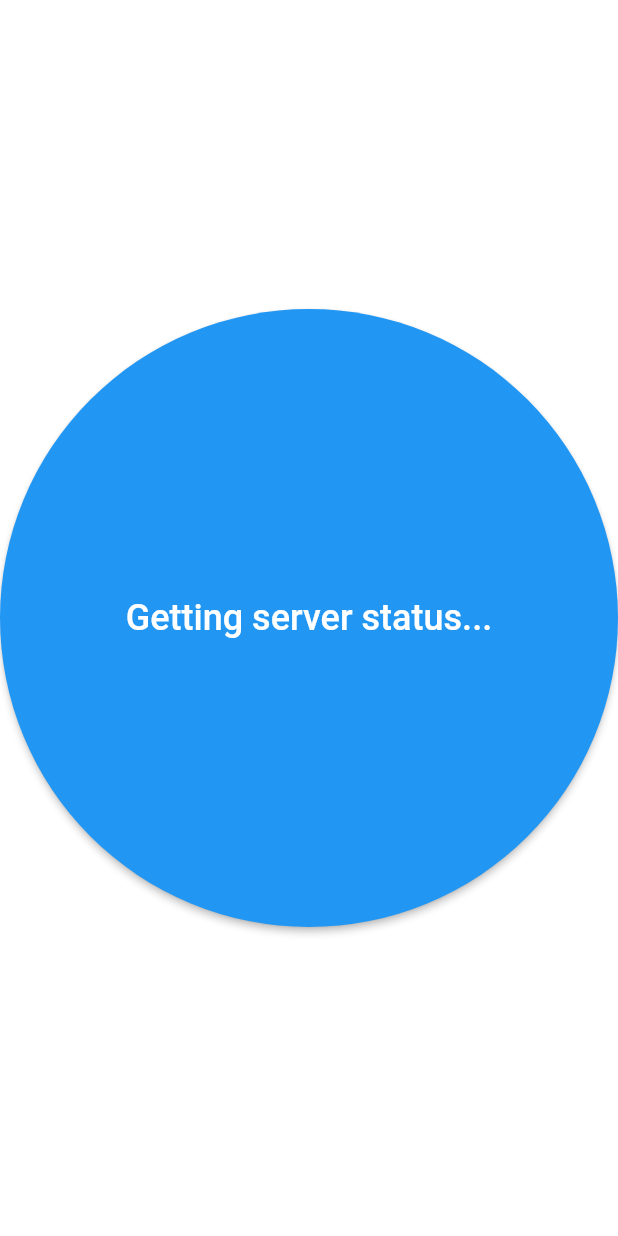
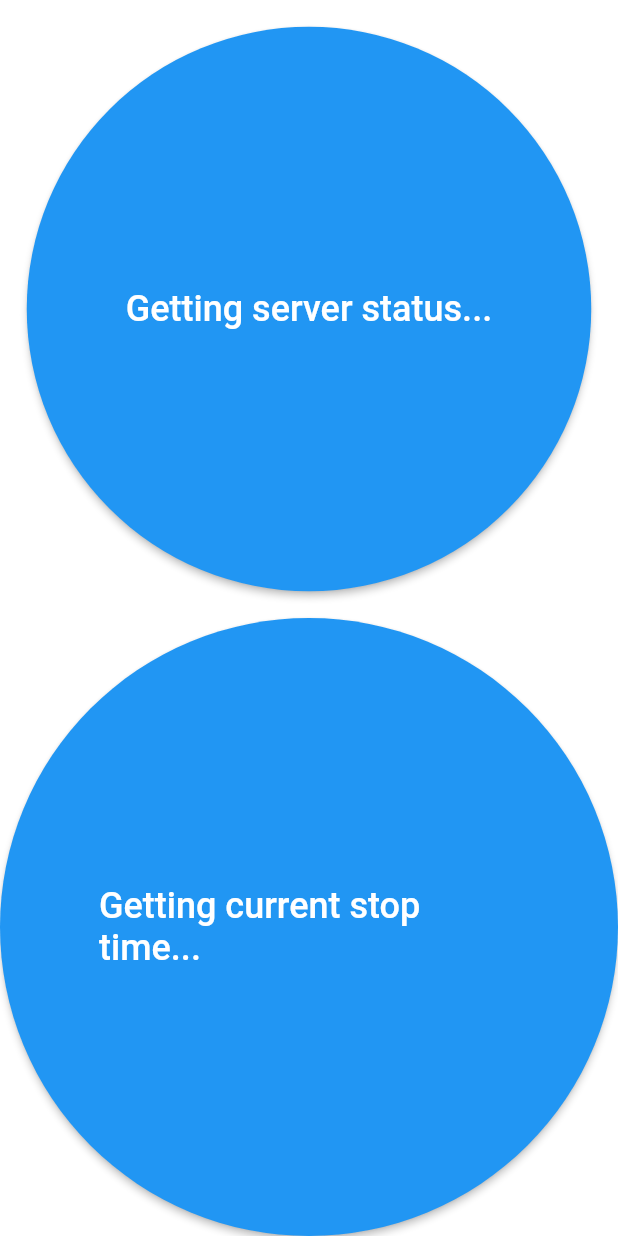
Before and after one commit to andysturrock/minecraft-on-demand, a Flutter app: the first screen one second after launch, on a phone screen of 412 x 824 dp. Run offline on Flutter 3.47's test engine with Material 2 defaults, Android fonts, the phone set to English and light mode, and no system bars.

Commit message:
Add a extend time button.  Doesn't do anything yet

```diff
--- /dev/null
+++ b/MobileApp/lib/extend_time_button.dart
@@ -0,0 +1,77 @@
+import 'package:flutter/material.dart';
+import 'package:minecraft_on_demand/server_state_model.dart';
+import 'package:provider/provider.dart';
+
+class ExtendTimeButton extends StatefulWidget {
+  const ExtendTimeButton({Key? key}) : super(key: key);
+
+  @override
+  State<ExtendTimeButton> createState() => _ExtendTimeButtonButtonState();
+}
+
+class _ExtendTimeButtonButtonState extends State<ExtendTimeButton>
+    with ServerStateListener {
+  String _buttonText = "Getting current stop time...";
+  bool _buttonIsClickable = true;
+  ServerStateModel? _model;
+
+  @override
+  void initState() {
+    super.initState();
+    _model = context.read<ServerStateModel>();
+    _model?.addListener(this);
+  }
+
+  @override
+  void dispose() {
+    _model?.removeListener(this);
+    super.dispose();
+  }
+
+  @override
+  Widget build(BuildContext context) {
+    final onPressedCallback = _buttonIsClickable ? onPressed : null;
+    return MaterialButton(
+      color: Colors.blue,
+      shape: const CircleBorder(),
+      onPressed: onPressedCallback,
+      child: Padding(
+        padding: const EdgeInsets.all(50),
+        child: Text(
+          _buttonText,
+          style: const TextStyle(color: Colors.white, fontSize: 24),
+        ),
+      ),
+    );
+  }
+
+  void onPressed() async {
+    print("Button clicked");
+  }
+
+  @override
+  void onServerStateChange(ServerState serverState) {
+    switch (serverState) {
+      case ServerState.running:
+        setState(() {
+          _buttonText = "Press to request more time.";
+          _buttonIsClickable = true;
+        });
+        break;
+      case ServerState.pending:
+      case ServerState.stopping:
+      case ServerState.stopped:
+        setState(() {
+          _buttonText = "";
+          _buttonIsClickable = false;
+        });
+        break;
+      case ServerState.none:
+      default:
+        setState(() {
+          _buttonText = "Getting server status...";
+          _buttonIsClickable = false;
+        });
+    }
+  }
+}
--- a/MobileApp/lib/main.dart
+++ b/MobileApp/lib/main.dart
@@ -1,4 +1,5 @@
 import 'package:flutter/material.dart';
+import 'package:minecraft_on_demand/extend_time_button.dart';
 import 'package:minecraft_on_demand/minecraft_stop_start_button.dart';
 import 'package:minecraft_on_demand/server_state_model.dart';
 import 'package:provider/provider.dart';
@@ -20,7 +21,12 @@ class MyApp extends StatelessWidget {
       theme: ThemeData(
         primarySwatch: Colors.blue,
       ),
-      home: const MinecraftStopStartButton(),
+      home: Column(children: const [
+        Expanded(child: MinecraftStopStartButton()),
+        Expanded(
+          child: ExtendTimeButton(),
+        )
+      ]),
     );
   }
 }
```
